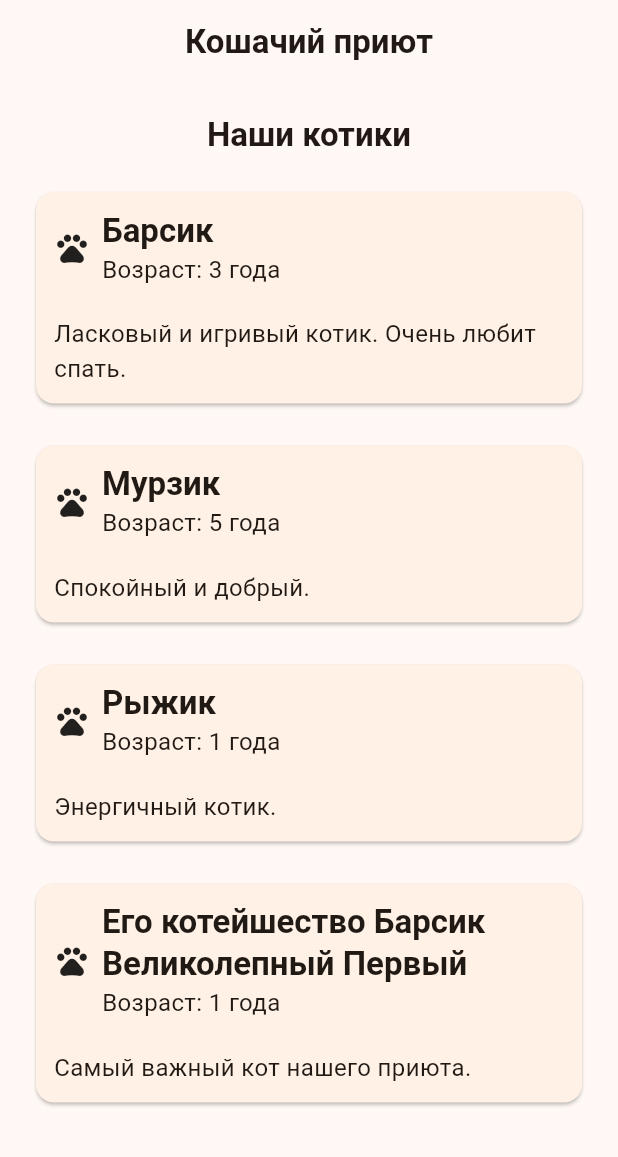
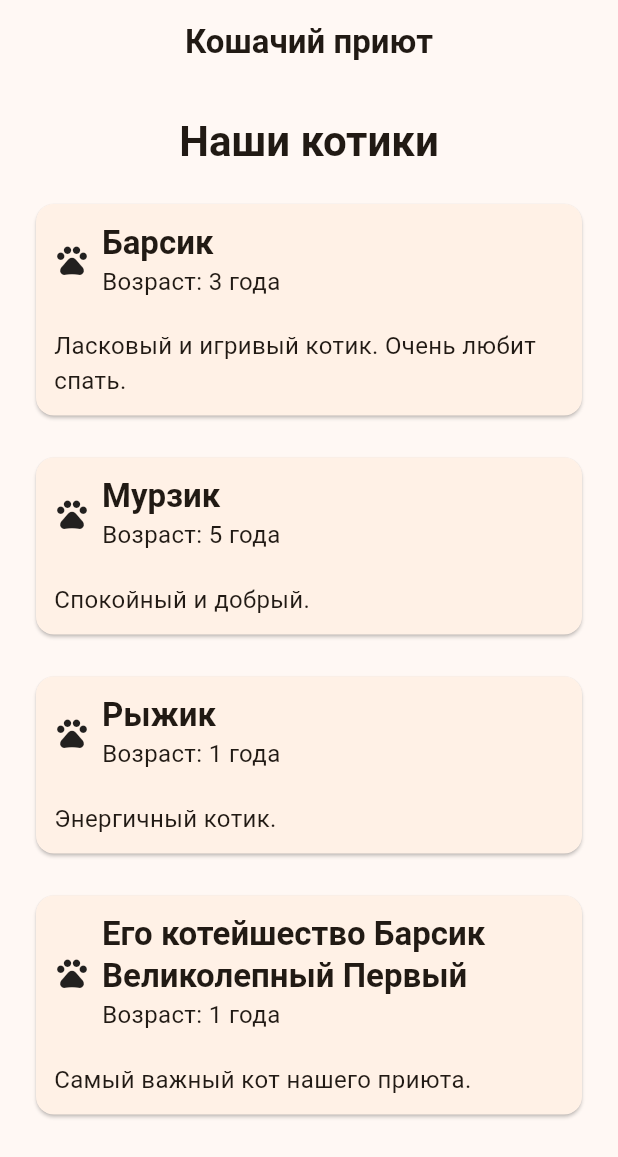
Before and after one commit to Askalitus/CatShelter, a Flutter app: the screen it shows after launch, on a phone screen of 412 x 824 dp. Shown: the top 1157 px of the screen. Run offline on Flutter 3.47's test engine with Material 3 defaults, Android fonts, the light colour scheme and no system bars.

Commit message:
Исправление стилей текста на главной странице и добавление константности в тему приложения

```diff
--- a/lib/main.dart
+++ b/lib/main.dart
@@ -13,6 +13,6 @@ class CatShelterApp extends StatelessWidget {
   // This widget is the root of your application.
   @override
   Widget build(BuildContext context) {
-    return MaterialApp(theme: AppTheme.lightTheme, home: MainPage());
+    return MaterialApp(theme: AppTheme.lightTheme, home: const MainPage());
   }
 }
--- a/lib/screens/main_page.dart
+++ b/lib/screens/main_page.dart
@@ -15,7 +15,7 @@ class MainPage extends StatelessWidget {
             spacing: 20,
             children: [
               Text(
-                style: Theme.of(context).textTheme.titleLarge,
+                style: Theme.of(context).textTheme.headlineMedium,
                 "Наши котики",
               ),
               CatCard(
--- a/lib/theme/app_theme.dart
+++ b/lib/theme/app_theme.dart
@@ -4,7 +4,7 @@ class AppTheme {
   static ThemeData get lightTheme {
     return ThemeData(
       colorScheme: ColorScheme.fromSeed(seedColor: Colors.orangeAccent),
-      textTheme: TextTheme(
+      textTheme: const TextTheme(
         headlineMedium: TextStyle(fontSize: 28, fontWeight: FontWeight.bold),
         titleLarge: TextStyle(fontSize: 22, fontWeight: FontWeight.bold),
         bodyMedium: TextStyle(fontSize: 16, fontWeight: FontWeight.normal),
```
